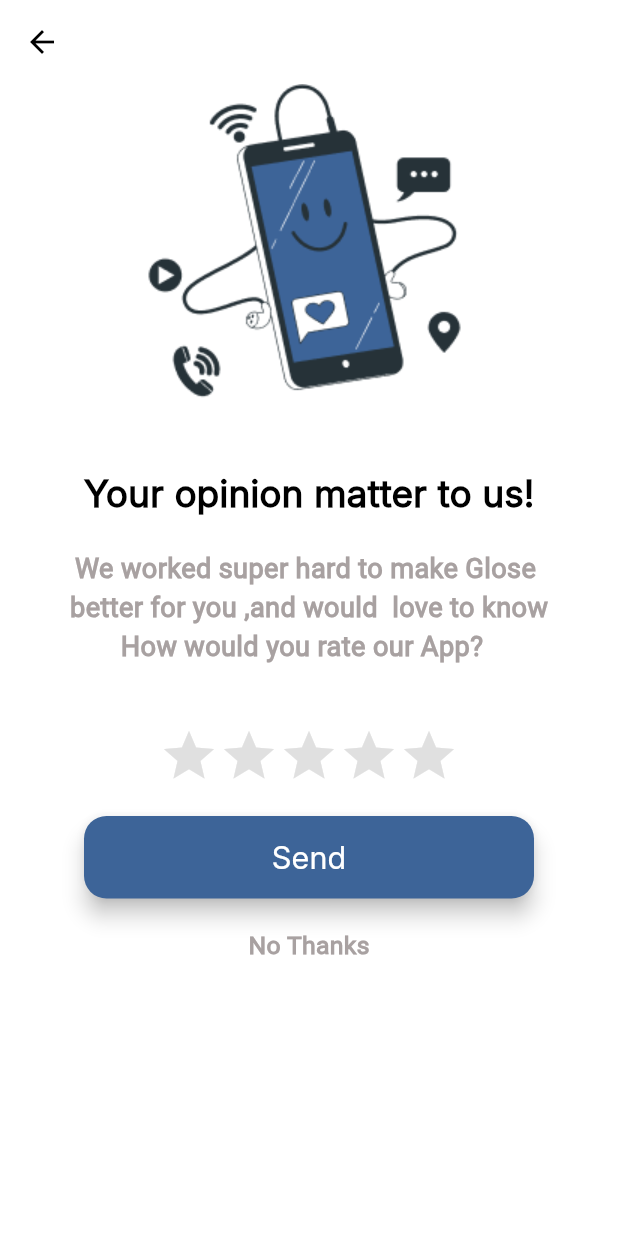
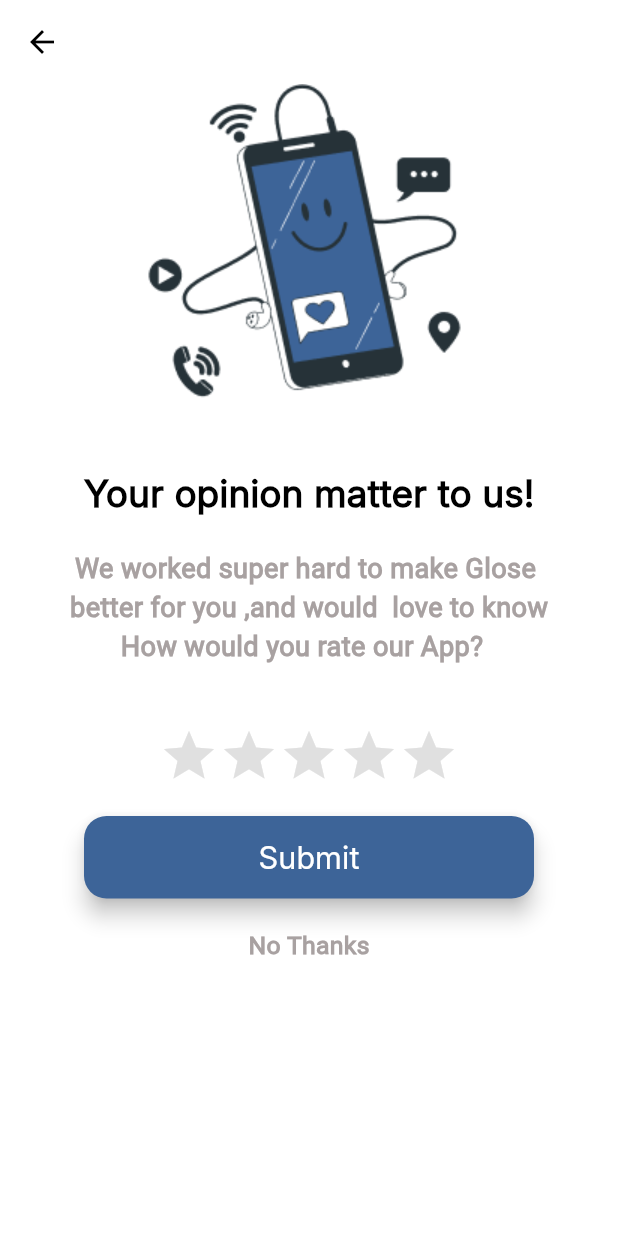
Before and after one commit to GraduationTeam12/Owner_Application, a Flutter app: the RateUsScreen screen opened directly, on a phone screen of 412 x 824 dp. Run offline on Flutter 3.47's test engine with Material 3 defaults, Android fonts, the phone set to English and light mode, and no system bars; drawn by our look-alikes of flutter_rating_bar; our stand-ins replace dartz, device_preview, dio, expandable_page_view, firebase_core, firebase_messaging and 11 more; accounts and stored records are empty.

```diff
--- a/lib/presentation/screens/owner_screens/rate_us_screen.dart
+++ b/lib/presentation/screens/owner_screens/rate_us_screen.dart
@@ -129,7 +129,7 @@
                             ),
                           ),
                           child: Text(
-                            "Send",
+                            "Submit",
                             style: AppStyle.styleRegular25(context).copyWith(
                                 fontFamily: 'Inter', color: Colors.white),
                           ),
```
